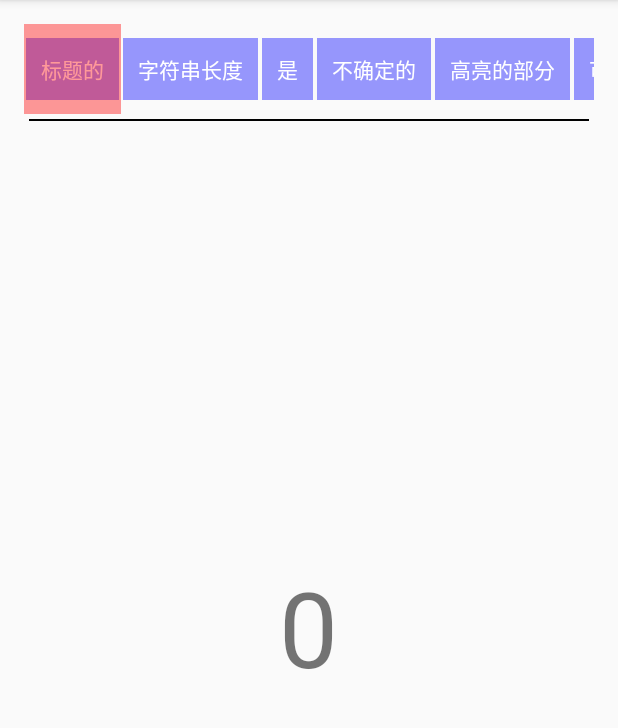
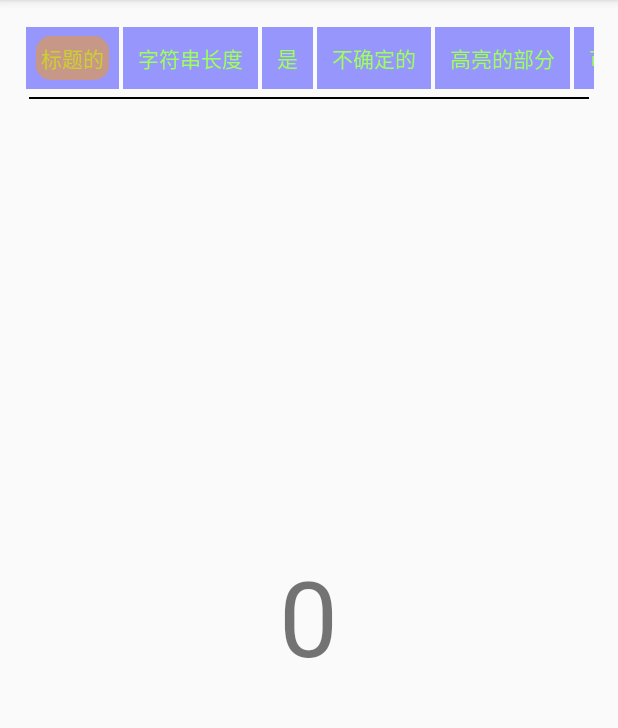
Before and after one commit to NightFarmer/PageViewTab, an Android app: the screen it shows after launch (MainActivity), on a phone screen of 412 x 824 dp, the part 84-812 px from its top. Run offline under Robolectric (Android 15) with nearby library versions, the phone set to English and light mode, and no system bars.

Commit message:
补充点9图片/shap/View类型的例子

```diff
--- /dev/null
+++ b/sample/src/main/res/drawable/demo_shap.xml
@@ -0,0 +1,7 @@
+<?xml version="1.0" encoding="utf-8"?>
+<shape xmlns:android="http://schemas.android.com/apk/res/android">
+
+    <corners android:radius="10dp" />
+    <solid android:color="#77ff9900" />
+
+</shape>
--- a/sample/src/main/res/layout/activity_main.xml
+++ b/sample/src/main/res/layout/activity_main.xml
@@ -14,7 +14,7 @@
     <com.nightfarmer.pageviewtab.PageViewTab
         android:id="@+id/pageViewTab"
         android:layout_width="match_parent"
-        android:layout_height="60dp"/>
+        android:layout_height="45dp"/>
 
     <View
         android:layout_margin="3dp"
--- a/sample/src/main/res/layout/high_light_item.xml
+++ b/sample/src/main/res/layout/high_light_item.xml
@@ -2,7 +2,26 @@
 <LinearLayout xmlns:android="http://schemas.android.com/apk/res/android"
     android:layout_width="match_parent"
     android:layout_height="match_parent"
-    android:background="#66ff0000"
+    android:layout_margin="8dp"
+    android:background="@drawable/demo_shap"
     android:orientation="vertical">
 
 </LinearLayout>
+<!--<RelativeLayout xmlns:android="http://schemas.android.com/apk/res/android"-->
+    <!--android:layout_width="match_parent"-->
+    <!--android:layout_height="match_parent">-->
+
+    <!--<View-->
+        <!--android:layout_alignParentBottom="true"-->
+        <!--android:background="#ff0000"-->
+        <!--android:layout_width="match_parent"-->
+        <!--android:layout_height="6dp"/>-->
+<!--</RelativeLayout>-->
+
+<!--<RelativeLayout xmlns:android="http://schemas.android.com/apk/res/android"-->
+    <!--android:layout_width="match_parent"-->
+    <!--android:layout_height="match_parent"-->
+    <!--android:background="@drawable/box9"-->
+    <!-->-->
+
+<!--</RelativeLayout>-->
--- a/sample/src/main/res/layout/tab_item.xml
+++ b/sample/src/main/res/layout/tab_item.xml
@@ -12,6 +12,6 @@
         android:layout_margin="1dp"
         android:background="#660000ff"
         android:padding="10dp"
-        android:textColor="@android:color/white"
+        android:textColor="#9dff5b"
         android:text="标题" />
 </LinearLayout>
```
Also changed, not shown: sample/src/main/res/drawable/box9.9.png (added).
